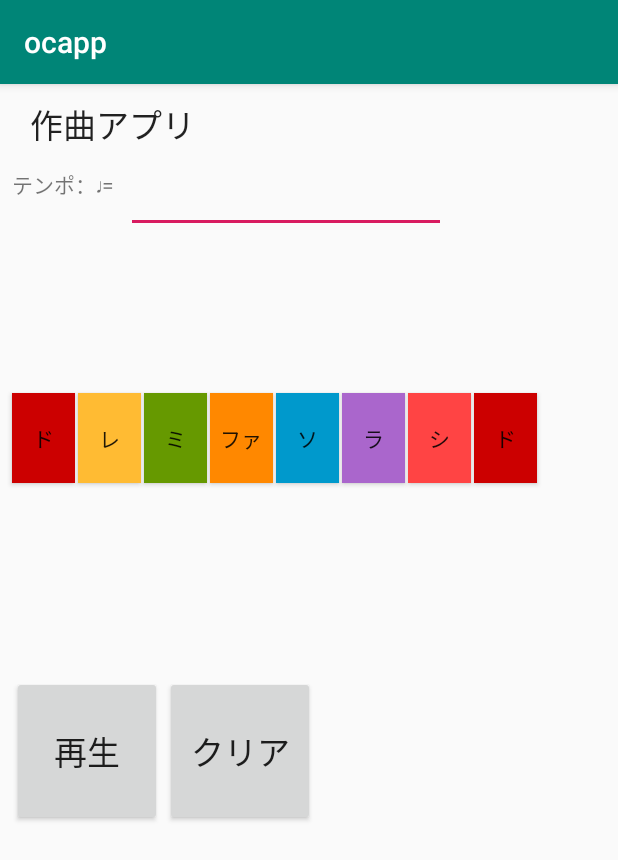
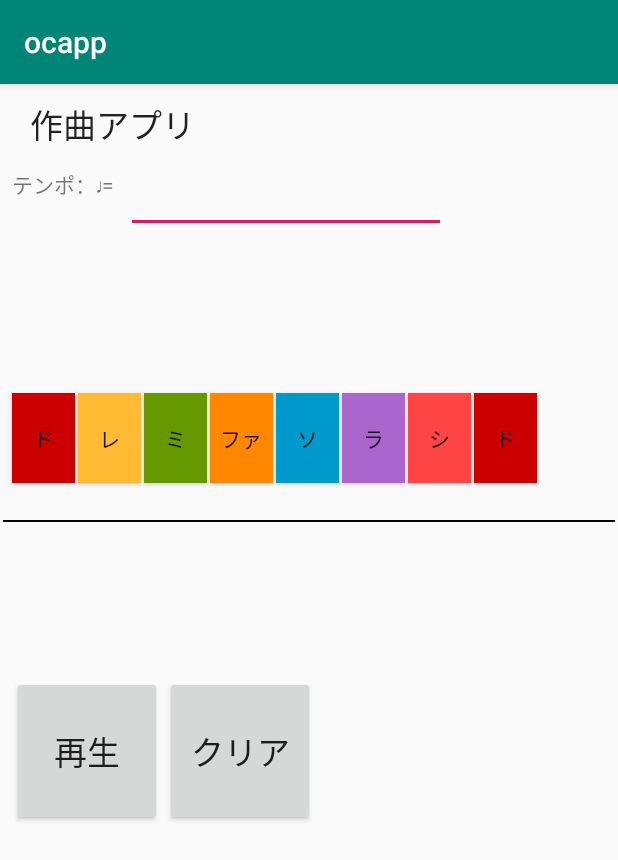
Before and after one commit to masterpiece015v/ocapp, an Android app: the screen it shows after launch (MainActivity), on a phone screen of 412 x 824 dp. Shown: the top 860 px of the screen. Run offline under Robolectric (Android 15) with nearby library versions, the phone set to English and light mode, and no system bars.

Commit message:
19080603

```diff
--- a/app/src/main/res/layout/activity_main.xml
+++ b/app/src/main/res/layout/activity_main.xml
@@ -195,8 +195,11 @@
             android:id="@+id/view2"
             android:layout_width="wrap_content"
             android:layout_height="1dp"
-            tools:layout_editor_absoluteX="0dp"
-            tools:layout_editor_absoluteY="0dp" />
+            android:layout_marginTop="10dp"
+            android:background="@android:color/black"
+            app:layout_constraintEnd_toEndOf="parent"
+            app:layout_constraintStart_toStartOf="parent"
+            app:layout_constraintTop_toTopOf="parent" />
     </android.support.constraint.ConstraintLayout>
 
 </android.support.constraint.ConstraintLayout>
```
